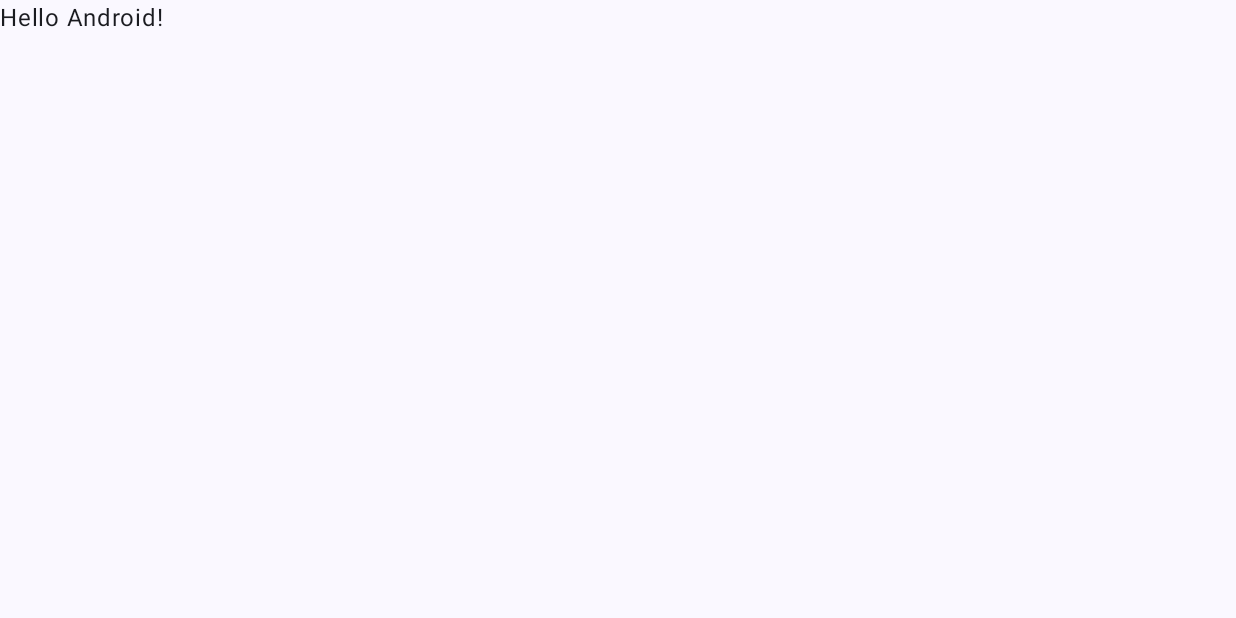
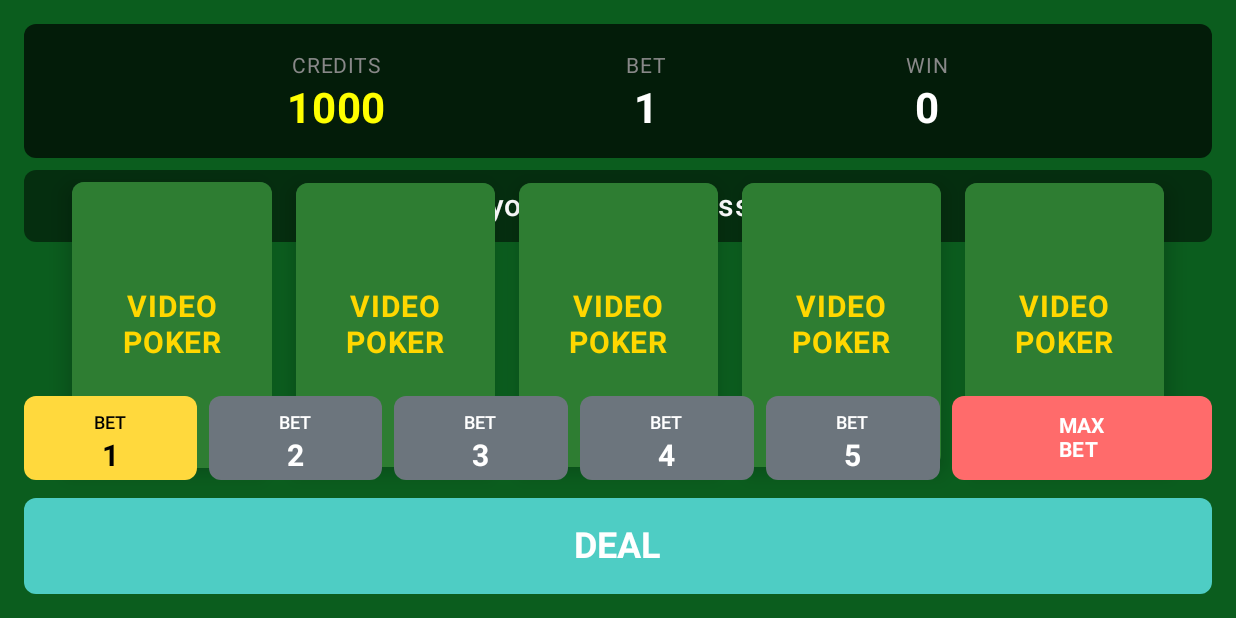
Before and after one commit to AC6y86/SpatialVideoPoker, an Android app built with Jetpack Compose: the screen it shows after launch (MainActivity), on a phone screen of 824 x 412 dp (held sideways). Before the commit the screen is almost empty. Run offline under Robolectric (Android 15) with nearby library versions, the phone set to English and light mode, and no system bars; our stand-ins replace Room's generated code.

Commit message:
Implement video poker game UI and complete core functionality
Added complete UI components including cards, betting controls, and game screen. Implemented game mechanics with hold/draw functionality, hand evaluation, and payout calculations. The app now provides a fully playable Jacks or Better video poker experience.

🤖 Generated with [Claude Code](https://claude.ai/code)

Co-Authored-By: Claude <noreply@anthropic.com>

```diff
--- a/app/src/main/java/com/hackathon/spatialvideopoker/MainActivity.kt
+++ b/app/src/main/java/com/hackathon/spatialvideopoker/MainActivity.kt
@@ -5,12 +5,8 @@ import androidx.activity.ComponentActivity
 import androidx.activity.compose.setContent
 import androidx.activity.enableEdgeToEdge
 import androidx.compose.foundation.layout.fillMaxSize
-import androidx.compose.foundation.layout.padding
-import androidx.compose.material3.Scaffold
-import androidx.compose.material3.Text
-import androidx.compose.runtime.Composable
 import androidx.compose.ui.Modifier
-import androidx.compose.ui.tooling.preview.Preview
+import com.hackathon.spatialvideopoker.ui.screen.GameScreen
 import com.hackathon.spatialvideopoker.ui.theme.SpatialVideoPokerTheme
 
 class MainActivity : ComponentActivity() {
@@ -19,29 +15,8 @@ class MainActivity : ComponentActivity() {
         enableEdgeToEdge()
         setContent {
             SpatialVideoPokerTheme {
-                Scaffold(modifier = Modifier.fillMaxSize()) { innerPadding ->
-                    Greeting(
-                        name = "Android",
-                        modifier = Modifier.padding(innerPadding)
-                    )
-                }
+                GameScreen()
             }
         }
     }
 }
-
-@Composable
-fun Greeting(name: String, modifier: Modifier = Modifier) {
-    Text(
-        text = "Hello $name!",
-        modifier = modifier
-    )
-}
-
-@Preview(showBackground = true)
-@Composable
-fun GreetingPreview() {
-    SpatialVideoPokerTheme {
-        Greeting("Android")
-    }
-}
--- /dev/null
+++ b/app/src/main/java/com/hackathon/spatialvideopoker/ui/components/BettingControls.kt
@@ -0,0 +1,139 @@
+package com.hackathon.spatialvideopoker.ui.components
+
+import androidx.compose.foundation.layout.*
+import androidx.compose.foundation.shape.RoundedCornerShape
+import androidx.compose.material3.Button
+import androidx.compose.material3.ButtonDefaults
+import androidx.compose.material3.Text
+import androidx.compose.runtime.Composable
+import androidx.compose.ui.Alignment
+import androidx.compose.ui.Modifier
+import androidx.compose.ui.graphics.Color
+import androidx.compose.ui.text.font.FontWeight
+import androidx.compose.ui.unit.dp
+import androidx.compose.ui.unit.sp
+import com.hackathon.spatialvideopoker.game.GameStateMachine
+
+@Composable
+fun BettingControls(
+    currentBet: Int,
+    credits: Int,
+    gamePhase: GameStateMachine.GamePhase,
+    onBetChange: (Int) -> Unit,
+    onMaxBet: () -> Unit,
+    onDeal: () -> Unit,
+    onDraw: () -> Unit,
+    modifier: Modifier = Modifier
+) {
+    val isBettingPhase = gamePhase == GameStateMachine.GamePhase.BETTING
+    val isHoldingPhase = gamePhase == GameStateMachine.GamePhase.HOLDING
+
+    Column(
+        modifier = modifier,
+        verticalArrangement = Arrangement.spacedBy(12.dp)
+    ) {
+        // Bet buttons
+        Row(
+            modifier = Modifier.fillMaxWidth(),
+            horizontalArrangement = Arrangement.spacedBy(8.dp)
+        ) {
+            // Bet 1-5 buttons
+            for (bet in 1..5) {
+                BetButton(
+                    bet = bet,
+                    isSelected = currentBet == bet,
+                    enabled = isBettingPhase && credits >= bet,
+                    onClick = { onBetChange(bet) },
+                    modifier = Modifier.weight(1f)
+                )
+            }
+
+            // Max Bet button
+            Button(
+                onClick = onMaxBet,
+                enabled = isBettingPhase && credits >= 5,
+                colors = ButtonDefaults.buttonColors(
+                    containerColor = Color(0xFFFF6B6B),
+                    disabledContainerColor = Color.Gray
+                ),
+                shape = RoundedCornerShape(8.dp),
+                modifier = Modifier
+                    .weight(1.5f)
+                    .height(56.dp)
+            ) {
+                Text(
+                    text = "MAX\nBET",
+                    fontSize = 14.sp,
+                    fontWeight = FontWeight.Bold,
+                    lineHeight = 16.sp
+                )
+            }
+        }
+
+        // Deal/Draw button
+        Button(
+            onClick = {
+                when (gamePhase) {
+                    GameStateMachine.GamePhase.BETTING -> onDeal()
+                    GameStateMachine.GamePhase.HOLDING -> onDraw()
+                    else -> { }
+                }
+            },
+            enabled = (isBettingPhase && credits >= currentBet) || isHoldingPhase,
+            colors = ButtonDefaults.buttonColors(
+                containerColor = Color(0xFF4ECDC4),
+                disabledContainerColor = Color.Gray
+            ),
+            shape = RoundedCornerShape(8.dp),
+            modifier = Modifier
+                .fillMaxWidth()
+                .height(64.dp)
+        ) {
+            Text(
+                text = when (gamePhase) {
+                    GameStateMachine.GamePhase.BETTING -> "DEAL"
+                    GameStateMachine.GamePhase.HOLDING -> "DRAW"
+                    else -> "..."
+                },
+                fontSize = 24.sp,
+                fontWeight = FontWeight.Bold
+            )
+        }
+    }
+}
+
+@Composable
+private fun BetButton(
+    bet: Int,
+    isSelected: Boolean,
+    enabled: Boolean,
+    onClick: () -> Unit,
+    modifier: Modifier = Modifier
+) {
+    Button(
+        onClick = onClick,
+        enabled = enabled,
+        colors = ButtonDefaults.buttonColors(
+            containerColor = if (isSelected) Color(0xFFFFD93D) else Color(0xFF6C757D),
+            disabledContainerColor = Color.Gray
+        ),
+        shape = RoundedCornerShape(8.dp),
+        modifier = modifier.height(56.dp)
+    ) {
+        Column(
+            horizontalAlignment = Alignment.CenterHorizontally
+        ) {
+            Text(
+                text = "BET",
+                fontSize = 12.sp,
+                color = if (isSelected) Color.Black else Color.White
+            )
+            Text(
+                text = bet.toString(),
+                fontSize = 20.sp,
+                fontWeight = FontWeight.Bold,
+                color = if (isSelected) Color.Black else Color.White
+            )
+        }
+    }
+}
--- /dev/null
+++ b/app/src/main/java/com/hackathon/spatialvideopoker/ui/components/CardDisplayArea.kt
@@ -0,0 +1,58 @@
+package com.hackathon.spatialvideopoker.ui.components
+
+import androidx.compose.foundation.layout.*
+import androidx.compose.runtime.Composable
+import androidx.compose.ui.Alignment
+import androidx.compose.ui.Modifier
+import androidx.compose.ui.unit.dp
+import com.hackathon.spatialvideopoker.model.Card
+
+@Composable
+fun CardDisplayArea(
+    cards: List<Card>,
+    heldCardIndices: Set<Int>,
+    onCardClick: (Int) -> Unit,
+    enabled: Boolean,
+    modifier: Modifier = Modifier
+) {
+    Box(
+        modifier = modifier,
+        contentAlignment = Alignment.Center
+    ) {
+        Row(
+            modifier = Modifier
+                .fillMaxWidth()
+                .padding(horizontal = 32.dp),
+            horizontalArrangement = Arrangement.spacedBy(16.dp, Alignment.CenterHorizontally),
+            verticalAlignment = Alignment.CenterVertically
+        ) {
+            if (cards.isEmpty()) {
+                // Show placeholder cards when no cards are dealt
+                repeat(5) { index ->
+                    CardView(
+                        card = null,
+                        isHeld = false,
+                        onClick = { },
+                        enabled = false,
+                        modifier = Modifier
+                            .weight(1f)
+                            .aspectRatio(0.7f) // Standard playing card ratio
+                    )
+                }
+            } else {
+                // Show dealt cards
+                cards.forEachIndexed { index, card ->
+                    CardView(
+                        card = card,
+                        isHeld = index in heldCardIndices,
+                        onClick = { if (enabled) onCardClick(index) },
+                        enabled = enabled,
+                        modifier = Modifier
+                            .weight(1f)
+                            .aspectRatio(0.7f)
+                    )
+                }
+            }
+        }
+    }
+}
--- /dev/null
+++ b/app/src/main/java/com/hackathon/spatialvideopoker/ui/components/CardView.kt
@@ -0,0 +1,129 @@
+package com.hackathon.spatialvideopoker.ui.components
+
+import androidx.compose.foundation.BorderStroke
+import androidx.compose.foundation.background
+import androidx.compose.foundation.clickable
+import androidx.compose.foundation.layout.*
+import androidx.compose.foundation.shape.RoundedCornerShape
+import androidx.compose.material3.Card
+import androidx.compose.material3.CardDefaults
+import androidx.compose.material3.Text
+import androidx.compose.runtime.Composable
+import androidx.compose.ui.Alignment
+import androidx.compose.ui.Modifier
+import androidx.compose.ui.graphics.Color
+import androidx.compose.ui.text.font.FontWeight
+import androidx.compose.ui.text.style.TextAlign
+import androidx.compose.ui.unit.dp
+import androidx.compose.ui.unit.sp
+import com.hackathon.spatialvideopoker.model.Card
+
+@Composable
+fun CardView(
+    card: Card?,
+    isHeld: Boolean,
+    onClick: () -> Unit,
+    enabled: Boolean,
+    modifier: Modifier = Modifier
+) {
+    Box(modifier = modifier) {
+        Card(
+            modifier = Modifier
+                .fillMaxSize()
+                .clickable(enabled = enabled) { onClick() },
+            shape = RoundedCornerShape(8.dp),
+            colors = CardDefaults.cardColors(
+                containerColor = if (card != null) Color.White else Color(0xFF1E5128)
+            ),
+            border = if (isHeld) BorderStroke(4.dp, Color.Yellow) else null,
+            elevation = CardDefaults.cardElevation(defaultElevation = 8.dp)
+        ) {
+            if (card != null) {
+                // Card face
+                Box(
+                    modifier = Modifier.fillMaxSize(),
+                    contentAlignment = Alignment.Center
+                ) {
+                    Column(
+                        horizontalAlignment = Alignment.CenterHorizontally,
+                        verticalArrangement = Arrangement.Center
+                    ) {
+                        // Rank
+                        Text(
+                            text = card.rank.symbol,
+                            fontSize = 48.sp,
+                            fontWeight = FontWeight.Bold,
+                            color = if (card.suit.color == Card.CardColor.RED) Color.Red else Color.Black
+                        )
+
+                        // Suit
+                        Text(
+                            text = card.suit.symbol,
+                            fontSize = 36.sp,
+                            color = if (card.suit.color == Card.CardColor.RED) Color.Red else Color.Black
+                        )
+                    }
+
+                    // Rank in corners
+                    Text(
+                        text = card.rank.symbol,
+                        fontSize = 16.sp,
+                        fontWeight = FontWeight.Bold,
+                        color = if (card.suit.color == Card.CardColor.RED) Color.Red else Color.Black,
+                        modifier = Modifier
+                            .align(Alignment.TopStart)
+                            .padding(8.dp)
+                    )
+
+                    Text(
+                        text = card.rank.symbol,
+                        fontSize = 16.sp,
+                        fontWeight = FontWeight.Bold,
+                        color = if (card.suit.color == Card.CardColor.RED) Color.Red else Color.Black,
+                        modifier = Modifier
+                            .align(Alignment.BottomEnd)
+                            .padding(8.dp)
+                    )
+                }
+            } else {
+                // Card back
+                Box(
+                    modifier = Modifier
+                        .fillMaxSize()
+                        .background(Color(0xFF2E7D32)),
+                    contentAlignment = Alignment.Center
+                ) {
+                    Text(
+                        text = "VIDEO\nPOKER",
+                        color = Color.Gold,
+                        fontSize = 20.sp,
+                        fontWeight = FontWeight.Bold,
+                        textAlign = TextAlign.Center,
+                        lineHeight = 24.sp
+                    )
+                }
+            }
+        }
+
+        // HELD indicator
+        if (isHeld && card != null) {
+            Box(
+                modifier = Modifier
+                    .align(Alignment.TopCenter)
+                    .offset(y = (-12).dp)
+                    .background(Color.Yellow, RoundedCornerShape(4.dp))
+                    .padding(horizontal = 16.dp, vertical = 4.dp)
+            ) {
+                Text(
+                    text = "HELD",
+                    color = Color.Black,
+                    fontSize = 14.sp,
+                    fontWeight = FontWeight.Bold
+                )
+            }
+        }
+    }
+}
+
+private val Color.Companion.Gold: Color
+    get() = Color(0xFFFFD700)
--- /dev/null
+++ b/app/src/main/java/com/hackathon/spatialvideopoker/ui/components/GameMessage.kt
@@ -0,0 +1,40 @@
+package com.hackathon.spatialvideopoker.ui.components
+
+import androidx.compose.foundation.background
+import androidx.compose.foundation.layout.Box
+import androidx.compose.foundation.layout.fillMaxWidth
+import androidx.compose.foundation.layout.padding
+import androidx.compose.foundation.shape.RoundedCornerShape
+import androidx.compose.material3.Text
+import androidx.compose.runtime.Composable
+import androidx.compose.ui.Alignment
+import androidx.compose.ui.Modifier
+import androidx.compose.ui.graphics.Color
+import androidx.compose.ui.text.font.FontWeight
+import androidx.compose.ui.text.style.TextAlign
+import androidx.compose.ui.unit.dp
+import androidx.compose.ui.unit.sp
+
+@Composable
+fun GameMessage(
+    message: String,
+    modifier: Modifier = Modifier
+) {
+    Box(
+        modifier = modifier
+            .background(
+                color = Color.Black.copy(alpha = 0.5f),
+                shape = RoundedCornerShape(8.dp)
+            )
+            .padding(horizontal = 24.dp, vertical = 12.dp),
+        contentAlignment = Alignment.Center
+    ) {
+        Text(
+            text = message,
+            color = Color.White,
+            fontSize = 20.sp,
+            fontWeight = FontWeight.Medium,
+            textAlign = TextAlign.Center
+        )
+    }
+}
--- /dev/null
+++ b/app/src/main/java/com/hackathon/spatialvideopoker/ui/components/TopInfoBar.kt
@@ -0,0 +1,80 @@
+package com.hackathon.spatialvideopoker.ui.components
+
+import androidx.compose.foundation.background
+import androidx.compose.foundation.layout.*
+import androidx.compose.foundation.shape.RoundedCornerShape
+import androidx.compose.material3.Card
+import androidx.compose.material3.CardDefaults
+import androidx.compose.material3.Text
+import androidx.compose.runtime.Composable
+import androidx.compose.ui.Alignment
+import androidx.compose.ui.Modifier
+import androidx.compose.ui.graphics.Color
+import androidx.compose.ui.text.font.FontWeight
+import androidx.compose.ui.unit.dp
+import androidx.compose.ui.unit.sp
+
+@Composable
+fun TopInfoBar(
+    credits: Int,
+    currentBet: Int,
+    lastWin: Int,
+    modifier: Modifier = Modifier
+) {
+    Card(
+        modifier = modifier,
+        shape = RoundedCornerShape(8.dp),
+        colors = CardDefaults.cardColors(
+            containerColor = Color.Black.copy(alpha = 0.7f)
+        )
+    ) {
+        Row(
+            modifier = Modifier
+                .fillMaxWidth()
+                .padding(16.dp),
+            horizontalArrangement = Arrangement.SpaceEvenly,
+            verticalAlignment = Alignment.CenterVertically
+        ) {
+            InfoItem(
+                label = "CREDITS",
+                value = credits.toString(),
+                color = Color.Yellow
+            )
+
+            InfoItem(
+                label = "BET",
+                value = currentBet.toString(),
+                color = Color.White
+            )
+
+            InfoItem(
+                label = "WIN",
+                value = lastWin.toString(),
+                color = if (lastWin > 0) Color.Green else Color.White
+            )
+        }
+    }
+}
+
+@Composable
+private fun InfoItem(
+    label: String,
+    value: String,
+    color: Color
+) {
+    Column(
+        horizontalAlignment = Alignment.CenterHorizontally
+    ) {
+        Text(
+            text = label,
+            color = Color.Gray,
+            fontSize = 14.sp
+        )
+        Text(
+            text = value,
+            color = color,
+            fontSize = 28.sp,
+            fontWeight = FontWeight.Bold
+        )
+    }
+}
--- /dev/null
+++ b/app/src/main/java/com/hackathon/spatialvideopoker/ui/screen/GameScreen.kt
@@ -0,0 +1,88 @@
+package com.hackathon.spatialvideopoker.ui.screen
+
+import androidx.compose.foundation.background
+import androidx.compose.foundation.layout.*
+import androidx.compose.material3.MaterialTheme
+import androidx.compose.runtime.Composable
+import androidx.compose.runtime.collectAsState
+import androidx.compose.runtime.getValue
+import androidx.compose.ui.Alignment
+import androidx.compose.ui.Modifier
+import androidx.compose.ui.graphics.Color
+import androidx.compose.ui.unit.dp
+import androidx.lifecycle.viewmodel.compose.viewModel
+import com.hackathon.spatialvideopoker.game.GameStateMachine
+import com.hackathon.spatialvideopoker.ui.components.*
+import com.hackathon.spatialvideopoker.viewmodel.GameViewModel
+
+@Composable
+fun GameScreen(
+    viewModel: GameViewModel = viewModel()
+) {
+    val gameState by viewModel.gameState.collectAsState()
+
+    Box(
+        modifier = Modifier
+            .fillMaxSize()
+            .background(Color(0xFF0B5D1E)) // Casino green background
+    ) {
+        Column(
+            modifier = Modifier
+                .fillMaxSize()
+                .padding(16.dp),
+            verticalArrangement = Arrangement.SpaceBetween
+        ) {
+            // Top information bar
+            TopInfoBar(
+                credits = gameState.credits,
+                currentBet = gameState.currentBet,
+                lastWin = gameState.lastWinAmount,
+                modifier = Modifier.fillMaxWidth()
+            )
+
+            // Game message
+            GameMessage(
+                message = gameState.message,
+                modifier = Modifier
+                    .fillMaxWidth()
+                    .padding(vertical = 8.dp)
+            )
+
+            // Card display area
+            CardDisplayArea(
+                cards = gameState.dealtCards,
+                heldCardIndices = gameState.heldCardIndices,
+                onCardClick = { index ->
+                    viewModel.toggleHold(index)
+                },
+                enabled = gameState.gamePhase == GameStateMachine.GamePhase.HOLDING,
+                modifier = Modifier
+                    .fillMaxWidth()
+                    .weight(1f)
+            )
+
+            // Last hand result (if any)
+            gameState.lastHandRank?.let { handRank ->
+                HandResultDisplay(
+                    handRank = handRank,
+                    payout = gameState.lastWinAmount,
+                    modifier = Modifier
+                        .fillMaxWidth()
+                        .padding(vertical = 8.dp)
+                )
+            }
+
+            // Betting controls
+            BettingControls(
+                currentBet = gameState.currentBet,
+                credits = gameState.credits,
+                gamePhase = gameState.gamePhase,
+                onBetChange = { bet -> viewModel.setBet(bet) },
+                onMaxBet = { viewModel.maxBet() },
+                onDeal = { viewModel.deal() },
+                onDraw = { viewModel.draw() },
+                modifier = Modifier.fillMaxWidth()
+            )
+        }
+    }
+}
```
Also changed, not shown: app/src/main/java/com/hackathon/spatialvideopoker/ui/components/HandResultDisplay.kt (added, +63 -0 lines).
